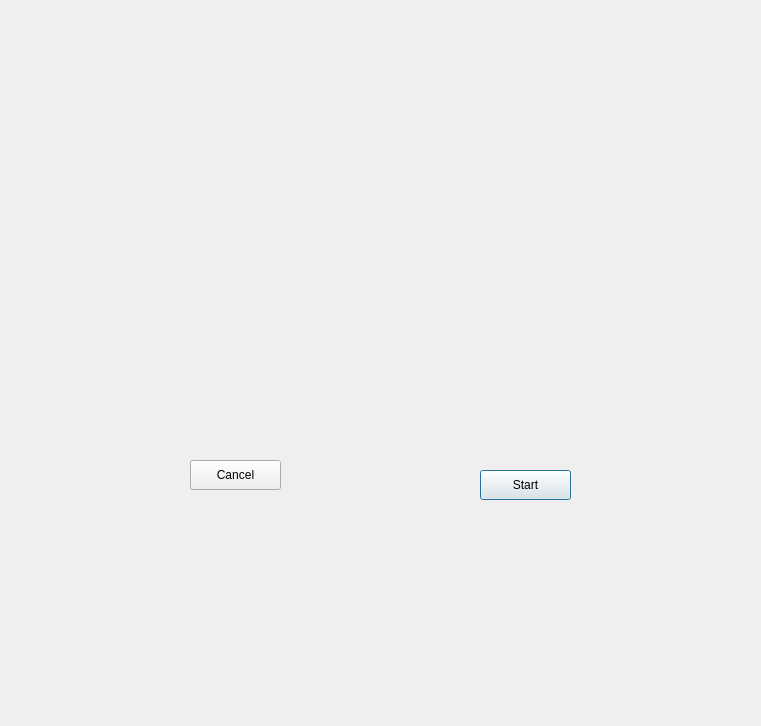
dwarfovich/Bomberman, file src/gui/campaign_game_dialog.ui: the form before one commit.
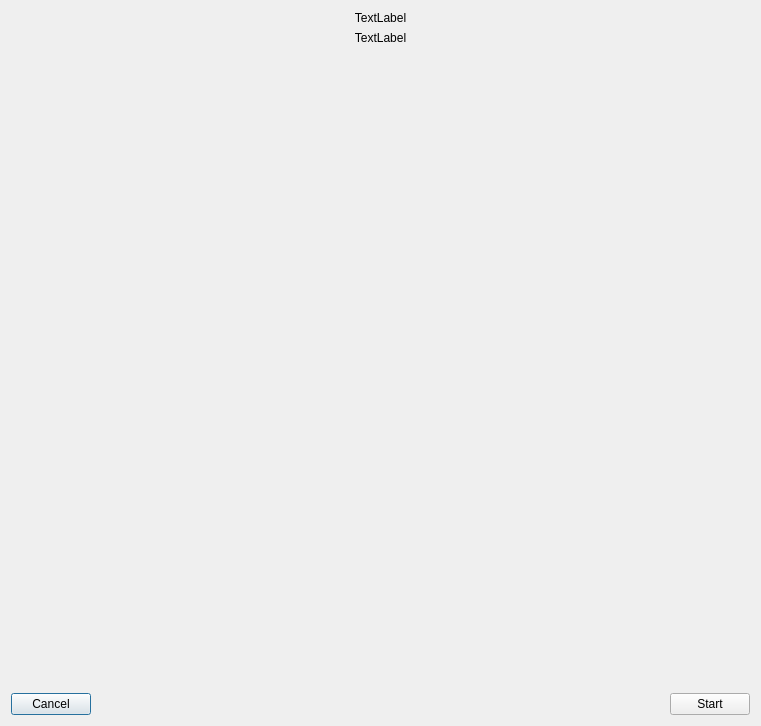
The form after the commit.

Patch:
```diff
--- a/src/gui/campaign_game_dialog.ui
+++ b/src/gui/campaign_game_dialog.ui
@@ -13,32 +13,80 @@
   <property name="windowTitle">
    <string>Dialog</string>
   </property>
-  <widget class="QPushButton" name="startButton">
-   <property name="geometry">
-    <rect>
-     <x>480</x>
-     <y>470</y>
-     <width>91</width>
-     <height>30</height>
-    </rect>
-   </property>
-   <property name="text">
-    <string>Start</string>
-   </property>
-  </widget>
-  <widget class="QPushButton" name="cancelButton">
-   <property name="geometry">
-    <rect>
-     <x>190</x>
-     <y>460</y>
-     <width>91</width>
-     <height>30</height>
-    </rect>
-   </property>
-   <property name="text">
-    <string>Cancel</string>
-   </property>
-  </widget>
+  <layout class="QVBoxLayout" name="verticalLayout_3">
+   <item>
+    <layout class="QVBoxLayout" name="verticalLayout_2">
+     <item>
+      <layout class="QVBoxLayout" name="verticalLayout">
+       <item>
+        <widget class="QLabel" name="greetingsLabel">
+         <property name="text">
+          <string>TextLabel</string>
+         </property>
+         <property name="alignment">
+          <set>Qt::AlignCenter</set>
+         </property>
+        </widget>
+       </item>
+       <item>
+        <widget class="QLabel" name="currentLevelLabel">
+         <property name="text">
+          <string>TextLabel</string>
+         </property>
+         <property name="alignment">
+          <set>Qt::AlignCenter</set>
+         </property>
+        </widget>
+       </item>
+      </layout>
+     </item>
+     <item>
+      <spacer name="verticalSpacer">
+       <property name="orientation">
+        <enum>Qt::Vertical</enum>
+       </property>
+       <property name="sizeHint" stdset="0">
+        <size>
+         <width>20</width>
+         <height>40</height>
+        </size>
+       </property>
+      </spacer>
+     </item>
+     <item>
+      <layout class="QHBoxLayout" name="horizontalLayout">
+       <item>
+        <widget class="QPushButton" name="cancelButton">
+         <property name="text">
+          <string>Cancel</string>
+         </property>
+        </widget>
+       </item>
+       <item>
+        <spacer name="horizontalSpacer">
+         <property name="orientation">
+          <enum>Qt::Horizontal</enum>
+         </property>
+         <property name="sizeHint" stdset="0">
+          <size>
+           <width>40</width>
+           <height>20</height>
+          </size>
+         </property>
+        </spacer>
+       </item>
+       <item>
+        <widget class="QPushButton" name="startButton">
+         <property name="text">
+          <string>Start</string>
+         </property>
+        </widget>
+       </item>
+      </layout>
+     </item>
+    </layout>
+   </item>
+  </layout>
  </widget>
  <resources/>
  <connections/>
```
